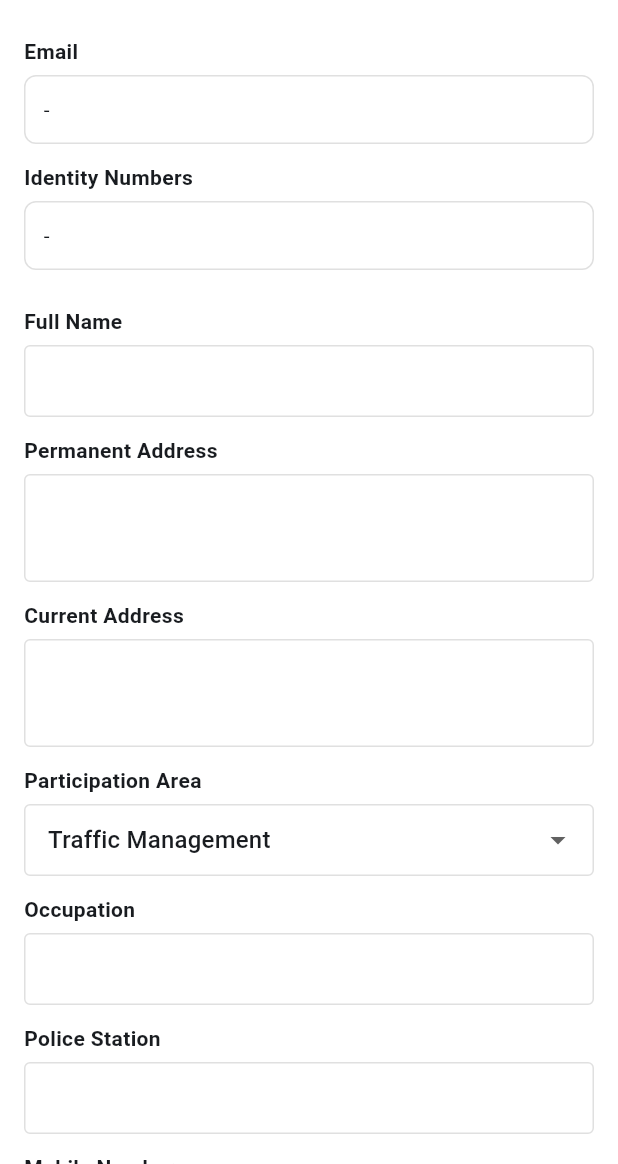
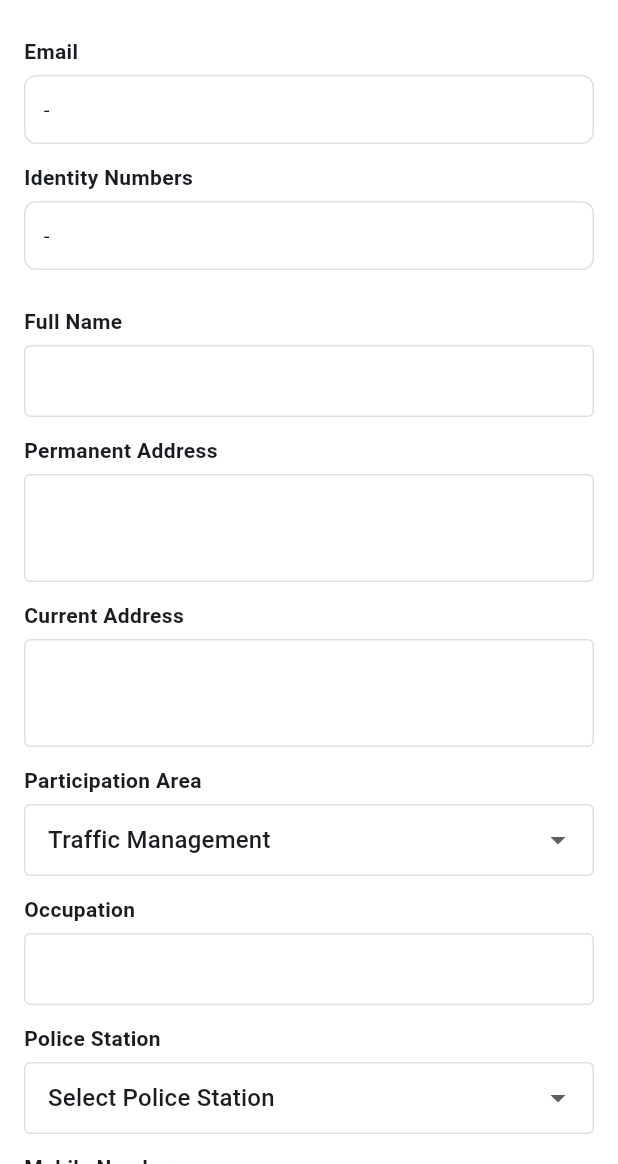
Before and after one commit to hellodeveloper7854/police-mitra, a Flutter app: the ProfileScreen screen opened by its route, on a phone screen of 412 x 824 dp, the part 72-1236 px from its top. Run offline on Flutter 3.47's test engine with Material 3 defaults, Android fonts, the phone set to English and light mode, and no system bars; our stand-ins replace go_router, share_plus, supabase_flutter; missing offline and left inert: encrypt; accounts and stored records are empty; network calls fail.

Commit message:
fixed loadinh issue

```diff
--- a/lib/main.dart
+++ b/lib/main.dart
@@ -1,7 +1,6 @@
 import 'package:flutter/material.dart';
 import 'package:go_router/go_router.dart';
 import 'package:supabase_flutter/supabase_flutter.dart';
-import 'screens/auth_check_screen.dart';
 import 'screens/login_screen.dart';
 import 'screens/signup_screen.dart';
 import 'screens/dashboard_screen.dart';
@@ -49,9 +48,7 @@ final GoRouter _router = GoRouter(
   routes: <RouteBase>[
     GoRoute(
       path: '/',
-      builder: (BuildContext context, GoRouterState state) {
-        return const AuthCheckScreen();
-      },
+      redirect: (context, state) => '/login',
     ),
     GoRoute(
       path: '/login',
--- a/lib/screens/dashboard_screen.dart
+++ b/lib/screens/dashboard_screen.dart
@@ -165,7 +165,7 @@ class _DashboardScreenState extends State<DashboardScreen> {
             Image.asset('assets/images/logo.png', height: 30),
             const SizedBox(width: 8),
             const Text(
-              'पोलीस मित्र ठाणे पोलीस',
+              'पोलीस मित्र',
               style: TextStyle(fontSize: 18, fontWeight: FontWeight.bold),
             ),
           ],
--- a/lib/screens/profile_screen.dart
+++ b/lib/screens/profile_screen.dart
@@ -21,7 +21,7 @@ class _ProfileScreenState extends State<ProfileScreen> {
   final _currentAddress = TextEditingController();
   String _participationArea = '';
   final _occupation = TextEditingController();
-  final _policeStation = TextEditingController();
+  String _policeStation = '';
   final _mobileNumber = TextEditingController();
   final _alternateMobileNumber = TextEditingController();
   final _dateOfBirth = TextEditingController();
@@ -32,6 +32,45 @@ class _ProfileScreenState extends State<ProfileScreen> {
   final _availableTime = TextEditingController();
   final _bloodGroup = TextEditingController();
   String _willingToWork = '';
+
+  final List<String> validOptions = [
+    'Select Police Station',
+    'KALWA POLICE STATION',
+    'MUMBRA POLICE STATION',
+    'NAUPADA POLICE STATION',
+    'RABODI POLICE STATION',
+    'SHILDOIGHAR POLICE STATION',
+    'THANENAGAR POLICE STATION',
+    'BHIWANDI POLICE STATION',
+    'BHOIWADA POLICE STATION',
+    'KONGAON POLICE STATION',
+    'NARPOLI POLICE STATION',
+    'NIZAMPURA POLICE STATION',
+    'SHANTINAGAR POLICE STATION',
+    'BAZARPETH POLICE STATION',
+    'DOMBIWALI POLICE STATION',
+    'KHADAKPADA POLICE STATION',
+    'KOLSHEWADI POLICE STATION',
+    'MAHATMA PHULE CHOUK POLICE STATION',
+    'MANPADA POLICE STATION',
+    'TILAKNAGAR POLICE STATION',
+    'VISHNUNAGAR POLICE STATION',
+    'AMBARNATH POLICE STATION',
+    'BADALAPUR EAST POLICE STATION',
+    'BADALAPUR WEST POLICE STATION',
+    'CETRAL POLICE STATION',
+    'HILLLINE POLICE STATION',
+    'SHIVAJINAGAR POLICE STATION',
+    'ULHASNAGAR POLICE STATION',
+    'VITTHALWADI POLICE STATION',
+    'CHITALSAR POLICE STATION',
+    'KAPURBAWADI POLICE STATION',
+    'KASARWADAWALI POLICE STATION',
+    'KOPARI POLICE STATION',
+    'SHRINAGAR POLICE STATION',
+    'VARTAKNAGAR POLICE STATION',
+    'WAGALE ESTATE POLICE STATION'
+  ];
 
   // Read-only
   final _email = TextEditingController();
@@ -75,7 +114,7 @@ class _ProfileScreenState extends State<ProfileScreen> {
         _currentAddress.text = (_record!['current_address'] ?? '').toString();
         _participationArea = (_record!['participation_area'] ?? '').toString();
         _occupation.text = (_record!['occupation'] ?? '').toString();
-        _policeStation.text = (_record!['police_station'] ?? '').toString();
+        _policeStation = (_record!['police_station'] ?? '').toString();
         _mobileNumber.text = CryptoHelper.decryptText((_record!['mobile_number'] ?? '').toString());
         _alternateMobileNumber.text = CryptoHelper.decryptText((_record!['alternate_mobile_number'] ?? '').toString());
         _dateOfBirth.text = (_record!['date_of_birth'] ?? '').toString();
@@ -113,7 +152,7 @@ class _ProfileScreenState extends State<ProfileScreen> {
         'current_address': _currentAddress.text,
         'participation_area': _participationArea,
         'occupation': _occupation.text,
-        'police_station': _policeStation.text,
+        'police_station': _policeStation,
         'mobile_number': CryptoHelper.encryptText(_mobileNumber.text),
         'alternate_mobile_number': _alternateMobileNumber.text.isNotEmpty ? CryptoHelper.encryptText(_alternateMobileNumber.text) : null,
         'date_of_birth': _dateOfBirth.text, // assume already ISO
@@ -185,7 +224,6 @@ class _ProfileScreenState extends State<ProfileScreen> {
     _permanentAddress.dispose();
     _currentAddress.dispose();
     _occupation.dispose();
-    _policeStation.dispose();
     _mobileNumber.dispose();
     _alternateMobileNumber.dispose();
     _dateOfBirth.dispose();
@@ -252,7 +290,7 @@ class _ProfileScreenState extends State<ProfileScreen> {
                     'Festival Crowd Management'
                   ], (v) => setState(() => _participationArea = _mapParticipationToEnum(v))),
                   _editField('Occupation', _occupation),
-                  _editField('Police Station', _policeStation),
+                  _dropdownField('Police Station', _policeStation, validOptions, (v) => setState(() => _policeStation = v)),
                   _editField('Mobile Number', _mobileNumber, keyboardType: TextInputType.phone),
                   _editField('Alternate Mobile Number', _alternateMobileNumber, keyboardType: TextInputType.phone),
                   _editField('Date of Birth (YYYY-MM-DD)', _dateOfBirth),
```
Also changed, not shown: lib/screens/auth_check_screen.dart (deleted, +0 -52 lines).
